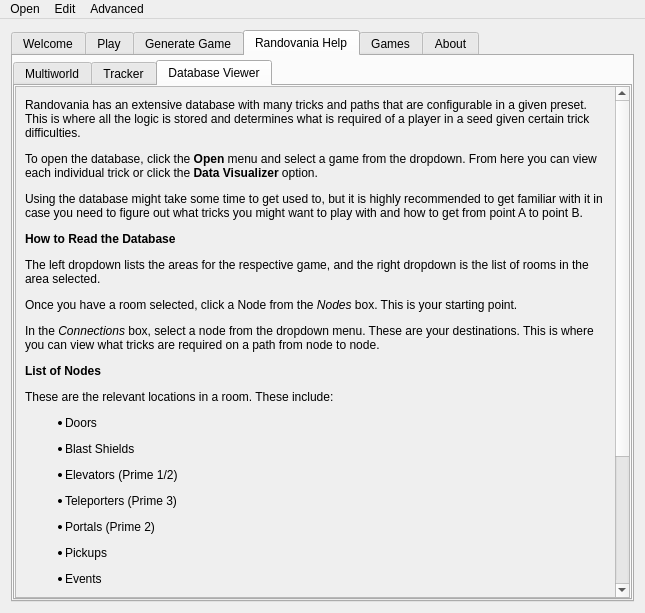
Qt form randovania/gui/ui_files/main_window.ui (randovania/randovania) before a commit.
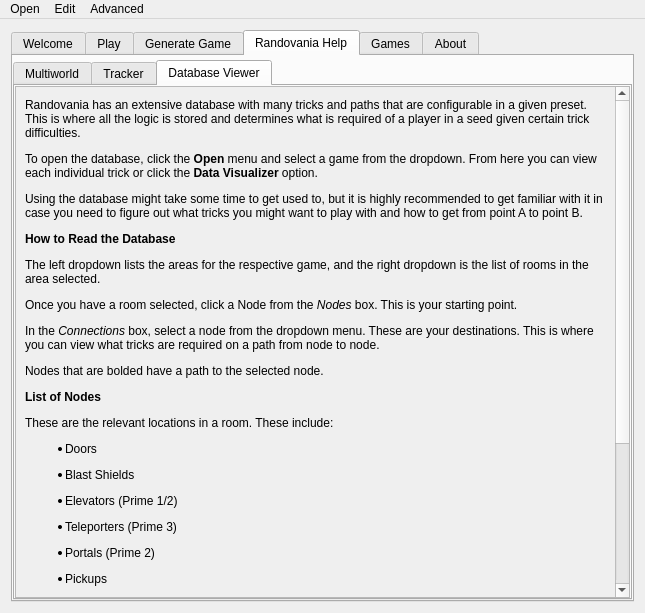
The same form after that commit. The open tabs and pages were chosen to show the change. Icons and pictures are not drawn. Custom widgets are drawn as their Qt base class.

Commit message:
Improve UX for Data Visualizer:
- Highlight nodes with a path to selected node
- Hide nodes without a path in the selection

Patch:
```diff
--- a/randovania/gui/ui_files/main_window.ui
+++ b/randovania/gui/ui_files/main_window.ui
@@ -753,9 +753,9 @@
                <property name="geometry">
                 <rect>
                  <x>0</x>
-                 <y>0</y>
-                 <width>123</width>
-                 <height>2106</height>
+                 <y>-27</y>
+                 <width>603</width>
+                 <height>826</height>
                 </rect>
                </property>
                <layout class="QVBoxLayout" name="verticalLayout_2">
@@ -768,7 +768,7 @@
                 <item>
                  <widget class="QLabel" name="database_viewer_label">
                   <property name="text">
-                   <string>&lt;html&gt;&lt;head/&gt;&lt;body&gt;&lt;p&gt;Randovania has an extensive database with many tricks and paths that are configurable in a given preset. This is where all the logic is stored and determines what is required of a player in a seed given certain trick difficulties.&lt;/p&gt;&lt;p&gt;To open the database, click the &lt;span style=&quot; font-weight:600;&quot;&gt;Open&lt;/span&gt; menu and select a game from the dropdown. From here you can view each individual trick or click the &lt;span style=&quot; font-weight:600;&quot;&gt;Data Visualizer&lt;/span&gt; option.&lt;/p&gt;&lt;p&gt;&lt;img src=&quot;data/gui_assets/database-open.png&quot;/&gt;&lt;/p&gt;&lt;p&gt;Using the database might take some time to get used to, but it is highly recommended to get familiar with it in case you need to figure out what tricks you might want to play with and how to get from point A to point B.&lt;/p&gt;&lt;p&gt;&lt;span style=&quot; font-weight:600;&quot;&gt;How to Read the Database&lt;/span&gt;&lt;/p&gt;&lt;p&gt;&lt;img src=&quot;data/gui_assets/database-example.png&quot;/&gt;&lt;/p&gt;&lt;p&gt;The left dropdown lists the areas for the respective game, and the right dropdown is the list of rooms in the area selected.&lt;/p&gt;&lt;p&gt;Once you have a room selected, click a Node from the &lt;span style=&quot; font-style:italic;&quot;&gt;Nodes&lt;/span&gt; box. This is your starting point.&lt;/p&gt;&lt;p&gt;In the &lt;span style=&quot; font-style:italic;&quot;&gt;Connections&lt;/span&gt; box, select a node from the dropdown menu. These are your destinations. This is where you can view what tricks are required on a path from node to node. &lt;/p&gt;&lt;p&gt;&lt;span style=&quot; font-weight:600;&quot;&gt;List of Nodes&lt;/span&gt;&lt;/p&gt;&lt;p&gt;These are the relevant locations in a room. These include:&lt;/p&gt;&lt;ul style=&quot;margin-top: 0px; margin-bottom: 0px; margin-left: 0px; margin-right: 0px; -qt-list-indent: 1;&quot;&gt;&lt;li style=&quot; margin-top:12px; margin-bottom:12px; margin-left:0px; margin-right:0px; -qt-block-indent:0; text-indent:0px;&quot;&gt;Doors&lt;/li&gt;&lt;li style=&quot; margin-top:12px; margin-bottom:12px; margin-left:0px; margin-right:0px; -qt-block-indent:0; text-indent:0px;&quot;&gt;Blast Shields&lt;/li&gt;&lt;li style=&quot; margin-top:12px; margin-bottom:12px; margin-left:0px; margin-right:0px; -qt-block-indent:0; text-indent:0px;&quot;&gt;Elevators (Prime 1/2)&lt;/li&gt;&lt;li style=&quot; margin-top:12px; margin-bottom:12px; margin-left:0px; margin-right:0px; -qt-block-indent:0; text-indent:0px;&quot;&gt;Teleporters (Prime 3)&lt;/li&gt;&lt;li style=&quot; margin-top:12px; margin-bottom:12px; margin-left:0px; margin-right:0px; -qt-block-indent:0; text-indent:0px;&quot;&gt;Portals (Prime 2)&lt;/li&gt;&lt;ul style=&quot;margin-top: 0px; margin-bottom: 0px; margin-left: 0px; margin-right: 0px; -qt-list-indent: 1;&quot;&gt;&lt;li style=&quot; margin-top:12px; margin-bottom:12px; margin-left:0px; margin-right:0px; -qt-block-indent:0; text-indent:0px;&quot;&gt;Pickups&lt;/li&gt;&lt;/ul&gt;&lt;li style=&quot; margin-top:12px; margin-bottom:12px; margin-left:0px; margin-right:0px; -qt-block-indent:0; text-indent:0px;&quot;&gt;Events&lt;/li&gt;&lt;li style=&quot; margin-top:12px; margin-bottom:12px; margin-left:0px; margin-right:0px; -qt-block-indent:0; text-indent:0px;&quot;&gt;Helper Nodes: general nodes that other nodes link up for database simplification)&lt;/li&gt;&lt;/ul&gt;&lt;p&gt;&lt;span style=&quot; font-weight:600;&quot;&gt;Node Info&lt;/span&gt;&lt;/p&gt;&lt;p&gt;This box tells important information about a specific node.&lt;/p&gt;&lt;ul style=&quot;margin-top: 0px; margin-bottom: 0px; margin-left: 0px; margin-right: 0px; -qt-list-indent: 1;&quot;&gt;&lt;li style=&quot; margin-top:12px; margin-bottom:12px; margin-left:0px; margin-right:0px; -qt-block-indent:0; text-indent:0px;&quot;&gt;Door/Blast Shield/Portal: Mentions what is needed to open it and what room it connects to.&lt;/li&gt;&lt;/ul&gt;&lt;ul style=&quot;margin-top: 0px; margin-bottom: 0px; margin-left: 0px; margin-right: 0px; -qt-list-indent: 1;&quot;&gt;&lt;li style=&quot; margin-top:12px; margin-bottom:12px; margin-left:0px; margin-right:0px; -qt-block-indent:0; text-indent:0px;&quot;&gt;Elevator/Telporter: Mentions what room it connects to.&lt;/li&gt;&lt;/ul&gt;&lt;ul style=&quot;margin-top: 0px; margin-bottom: 0px; margin-left: 0px; margin-right: 0px; -qt-list-indent: 1;&quot;&gt;&lt;li style=&quot; margin-top:12px; margin-bottom:12px; margin-left:0px; margin-right:0px; -qt-block-indent:0; text-indent:0px;&quot;&gt;Pickup: Mentions what number it is and if it's a major item or not.&lt;/li&gt;&lt;li style=&quot; margin-top:12px; margin-bottom:12px; margin-left:0px; margin-right:0px; -qt-block-indent:0; text-indent:0px;&quot;&gt;Events: Specific one-time events that must be completed in order to progress on certain paths.&lt;/li&gt;&lt;/ul&gt;&lt;/body&gt;&lt;/html&gt;</string>
+                   <string>&lt;html&gt;&lt;head/&gt;&lt;body&gt;&lt;p&gt;Randovania has an extensive database with many tricks and paths that are configurable in a given preset. This is where all the logic is stored and determines what is required of a player in a seed given certain trick difficulties.&lt;/p&gt;&lt;p&gt;To open the database, click the &lt;span style=&quot; font-weight:600;&quot;&gt;Open&lt;/span&gt; menu and select a game from the dropdown. From here you can view each individual trick or click the &lt;span style=&quot; font-weight:600;&quot;&gt;Data Visualizer&lt;/span&gt; option.&lt;/p&gt;&lt;p&gt;&lt;img src=&quot;data/gui_assets/database-open.png&quot;/&gt;&lt;/p&gt;&lt;p&gt;Using the database might take some time to get used to, but it is highly recommended to get familiar with it in case you need to figure out what tricks you might want to play with and how to get from point A to point B.&lt;/p&gt;&lt;p&gt;&lt;span style=&quot; font-weight:600;&quot;&gt;How to Read the Database&lt;/span&gt;&lt;/p&gt;&lt;p&gt;&lt;img src=&quot;data/gui_assets/database-example.png&quot;/&gt;&lt;/p&gt;&lt;p&gt;The left dropdown lists the areas for the respective game, and the right dropdown is the list of rooms in the area selected.&lt;/p&gt;&lt;p&gt;Once you have a room selected, click a Node from the &lt;span style=&quot; font-style:italic;&quot;&gt;Nodes&lt;/span&gt; box. This is your starting point.&lt;/p&gt;&lt;p&gt;In the &lt;span style=&quot; font-style:italic;&quot;&gt;Connections&lt;/span&gt; box, select a node from the dropdown menu. These are your destinations. This is where you can view what tricks are required on a path from node to node. &lt;/p&gt;&lt;p&gt;Nodes that are bolded have a path to the selected node.&lt;/p&gt;&lt;p&gt;&lt;span style=&quot; font-weight:600;&quot;&gt;List of Nodes&lt;/span&gt;&lt;/p&gt;&lt;p&gt;These are the relevant locations in a room. These include:&lt;/p&gt;&lt;ul style=&quot;margin-top: 0px; margin-bottom: 0px; margin-left: 0px; margin-right: 0px; -qt-list-indent: 1;&quot;&gt;&lt;li style=&quot; margin-top:12px; margin-bottom:12px; margin-left:0px; margin-right:0px; -qt-block-indent:0; text-indent:0px;&quot;&gt;Doors&lt;/li&gt;&lt;li style=&quot; margin-top:12px; margin-bottom:12px; margin-left:0px; margin-right:0px; -qt-block-indent:0; text-indent:0px;&quot;&gt;Blast Shields&lt;/li&gt;&lt;li style=&quot; margin-top:12px; margin-bottom:12px; margin-left:0px; margin-right:0px; -qt-block-indent:0; text-indent:0px;&quot;&gt;Elevators (Prime 1/2)&lt;/li&gt;&lt;li style=&quot; margin-top:12px; margin-bottom:12px; margin-left:0px; margin-right:0px; -qt-block-indent:0; text-indent:0px;&quot;&gt;Teleporters (Prime 3)&lt;/li&gt;&lt;li style=&quot; margin-top:12px; margin-bottom:12px; margin-left:0px; margin-right:0px; -qt-block-indent:0; text-indent:0px;&quot;&gt;Portals (Prime 2)&lt;/li&gt;&lt;ul style=&quot;margin-top: 0px; margin-bottom: 0px; margin-left: 0px; margin-right: 0px; -qt-list-indent: 1;&quot;&gt;&lt;li style=&quot; margin-top:12px; margin-bottom:12px; margin-left:0px; margin-right:0px; -qt-block-indent:0; text-indent:0px;&quot;&gt;Pickups&lt;/li&gt;&lt;/ul&gt;&lt;li style=&quot; margin-top:12px; margin-bottom:12px; margin-left:0px; margin-right:0px; -qt-block-indent:0; text-indent:0px;&quot;&gt;Events&lt;/li&gt;&lt;li style=&quot; margin-top:12px; margin-bottom:12px; margin-left:0px; margin-right:0px; -qt-block-indent:0; text-indent:0px;&quot;&gt;Helper Nodes: general nodes that other nodes link up for database simplification)&lt;/li&gt;&lt;/ul&gt;&lt;p&gt;&lt;span style=&quot; font-weight:600;&quot;&gt;Node Info&lt;/span&gt;&lt;/p&gt;&lt;p&gt;This box tells important information about a specific node.&lt;/p&gt;&lt;ul style=&quot;margin-top: 0px; margin-bottom: 0px; margin-left: 0px; margin-right: 0px; -qt-list-indent: 1;&quot;&gt;&lt;li style=&quot; margin-top:12px; margin-bottom:12px; margin-left:0px; margin-right:0px; -qt-block-indent:0; text-indent:0px;&quot;&gt;Door/Blast Shield/Portal: Mentions what is needed to open it and what room it connects to.&lt;/li&gt;&lt;/ul&gt;&lt;ul style=&quot;margin-top: 0px; margin-bottom: 0px; margin-left: 0px; margin-right: 0px; -qt-list-indent: 1;&quot;&gt;&lt;li style=&quot; margin-top:12px; margin-bottom:12px; margin-left:0px; margin-right:0px; -qt-block-indent:0; text-indent:0px;&quot;&gt;Elevator/Telporter: Mentions what room it connects to.&lt;/li&gt;&lt;/ul&gt;&lt;ul style=&quot;margin-top: 0px; margin-bottom: 0px; margin-left: 0px; margin-right: 0px; -qt-list-indent: 1;&quot;&gt;&lt;li style=&quot; margin-top:12px; margin-bottom:12px; margin-left:0px; margin-right:0px; -qt-block-indent:0; text-indent:0px;&quot;&gt;Pickup: Mentions what number it is and if it's a major item or not.&lt;/li&gt;&lt;li style=&quot; margin-top:12px; margin-bottom:12px; margin-left:0px; margin-right:0px; -qt-block-indent:0; text-indent:0px;&quot;&gt;Events: Specific one-time events that must be completed in order to progress on certain paths.&lt;/li&gt;&lt;/ul&gt;&lt;/body&gt;&lt;/html&gt;</string>
                   </property>
                   <property name="alignment">
                    <set>Qt::AlignLeading|Qt::AlignLeft|Qt::AlignTop</set>
```
The commit also changes 2 other files.
